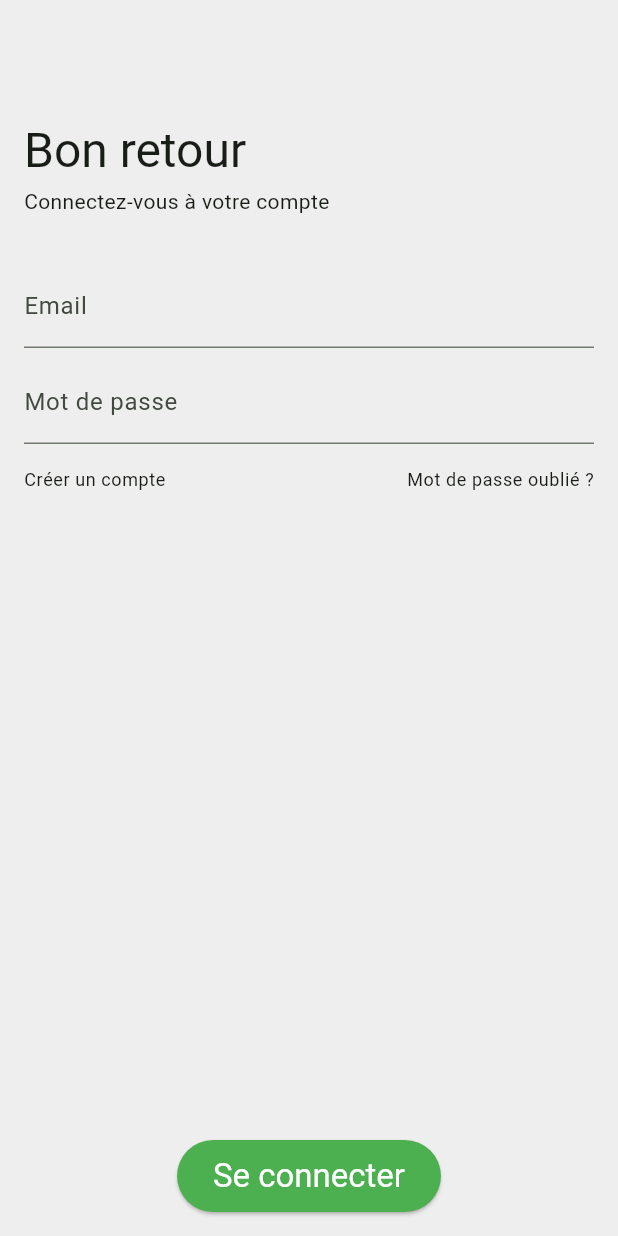
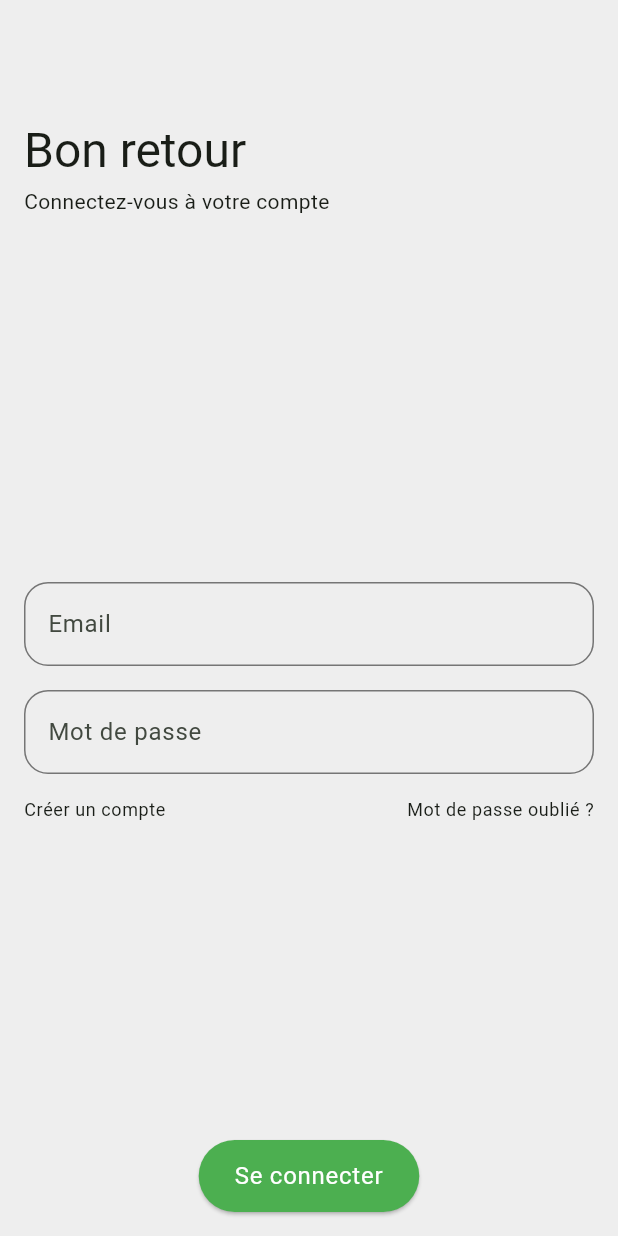
Before and after one commit to Gon3s/flutter_starter_kit, a Flutter app: the screen it shows after launch, on a phone screen of 412 x 824 dp. Run offline on Flutter 3.47's test engine with Material 3 defaults, Android fonts, the phone set to English and light mode, and no system bars; our stand-ins replace flutter_riverpod, freezed_annotation, go_router, riverpod_annotation, rxdart; generated files the repository leaves out were written again.

Commit message:
Change design login form

```diff
--- a/lib/app.dart
+++ b/lib/app.dart
@@ -1,5 +1,6 @@
 import 'package:flutter/material.dart';
 import 'package:flutter_riverpod/flutter_riverpod.dart';
+import 'package:gones_starter_kit/constants/app_sizes.dart';
 import 'package:gones_starter_kit/routing/app_router.dart';
 
 /// The main application widget.
@@ -43,46 +44,38 @@ class MyApp extends ConsumerWidget {
           backgroundColor: primaryColor,
         ),
         //! Input Decoration
-        // inputDecorationTheme: InputDecorationTheme(
-        //   errorMaxLines: 3,
-        //   // errorStyle: AppStyles.textStyleError,
-        //   // prefixIconColor: Theme.of(context).colorScheme.primary,
-        //   // suffixIconColor: Theme.of(context).colorScheme.primary,
-        //   // hintStyle: AppStyles.hintTextStyle,
-        //   filled: true,
-        //   fillColor: Theme.of(context).colorScheme.surface,
-        //   disabledBorder: OutlineInputBorder(
-        //     borderSide: BorderSide(
-        //       color: Theme.of(context).colorScheme.,
-        //     ),
-        //     borderRadius: BorderRadius.circular(AppValues.textFieldRadius),
-        //   ),
-        //   enabledBorder: OutlineInputBorder(
-        //     borderSide: const BorderSide(
-        //       color: AppColors.black20,
-        //     ),
-        //     borderRadius: BorderRadius.circular(AppValues.textFieldRadius),
-        //   ),
-        //   focusedBorder: OutlineInputBorder(
-        //     borderSide: const BorderSide(
-        //       color: AppColors.darkBlue,
-        //     ),
-        //     borderRadius: BorderRadius.circular(AppValues.textFieldRadius),
-        //   ),
-        //   errorBorder: OutlineInputBorder(
-        //     borderSide: const BorderSide(
-        //       color: AppColors.backgroundCriticalStatus,
-        //     ),
-        //     borderRadius: BorderRadius.circular(AppValues.textFieldRadius),
-        //   ),
-        //   focusedErrorBorder: OutlineInputBorder(
-        //     borderSide: const BorderSide(
-        //       color: AppColors.black50,
-        //     ),
-        //     borderRadius: BorderRadius.circular(AppValues.textFieldRadius),
-        //   ),
-        //   contentPadding: const EdgeInsets.all(AppValues.defaultPadding),
-        // ),
+        inputDecorationTheme: InputDecorationTheme(
+          disabledBorder: OutlineInputBorder(
+            borderSide: BorderSide(
+              color: Colors.grey[400]!,
+            ),
+            borderRadius: BorderRadius.circular(Sizes.p16),
+          ),
+          enabledBorder: OutlineInputBorder(
+            borderSide: BorderSide(
+              color: Colors.grey[600]!,
+            ),
+            borderRadius: BorderRadius.circular(Sizes.p16),
+          ),
+          focusedBorder: OutlineInputBorder(
+            borderSide: const BorderSide(
+              color: primaryColor,
+            ),
+            borderRadius: BorderRadius.circular(Sizes.p16),
+          ),
+          errorBorder: OutlineInputBorder(
+            borderSide: const BorderSide(
+              color: Colors.red,
+            ),
+            borderRadius: BorderRadius.circular(Sizes.p16),
+          ),
+          focusedErrorBorder: OutlineInputBorder(
+            borderSide: const BorderSide(
+              color: Colors.red,
+            ),
+            borderRadius: BorderRadius.circular(Sizes.p16),
+          ),
+        ),
       ),
       debugShowCheckedModeBanner: false,
     );
--- a/lib/common_widgets/primary_button.dart
+++ b/lib/common_widgets/primary_button.dart
@@ -35,7 +35,7 @@ class PrimaryButton extends StatelessWidget {
             : Text(
                 text,
                 textAlign: TextAlign.center,
-                style: Theme.of(context).textTheme.titleLarge!.copyWith(color: Colors.white),
+                style: Theme.of(context).textTheme.bodyLarge!.copyWith(color: Colors.white),
               ),
       ),
     );
--- a/lib/features/authentication/presentation/sign_in/sign_in_screen.dart
+++ b/lib/features/authentication/presentation/sign_in/sign_in_screen.dart
@@ -92,6 +92,7 @@ class _SignInContentState extends ConsumerState<SignInContent> {
             Expanded(
               child: Column(
                 crossAxisAlignment: CrossAxisAlignment.stretch,
+                mainAxisAlignment: MainAxisAlignment.center,
                 children: [
                   TextFormField(
                     key: SignInScreen.emailKey,
@@ -107,7 +108,7 @@ class _SignInContentState extends ConsumerState<SignInContent> {
                     keyboardType: TextInputType.emailAddress,
                     onEditingComplete: _emailEditingComplete,
                   ),
-                  gapH8,
+                  gapH16,
                   TextFormField(
                     key: SignInScreen.passwordKey,
                     controller: _passwordController,
```
